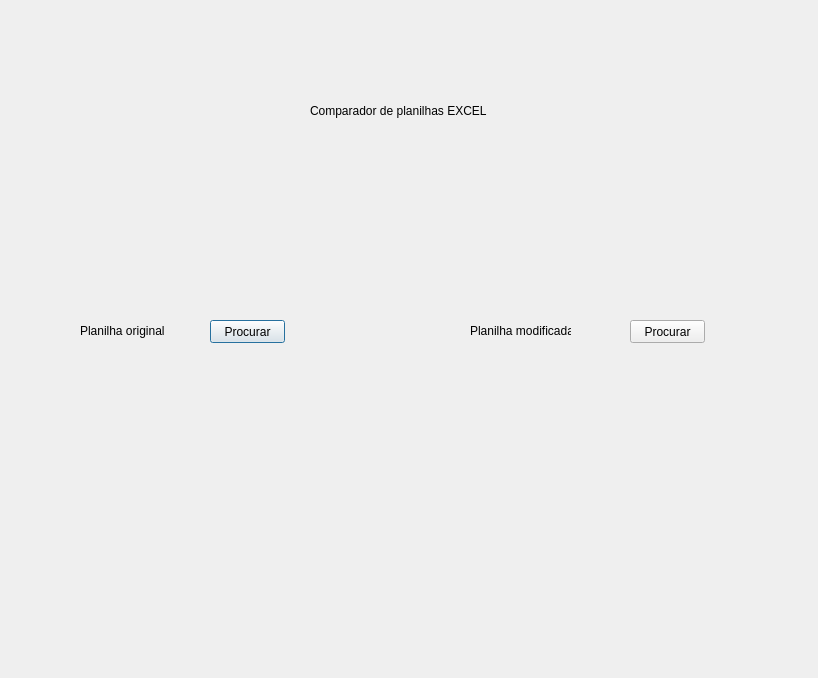
This is compare-sheets/up_file-screen.ui in evrocha/CompareSheets as Qt 5 draws it before an edit. The edited form follows.
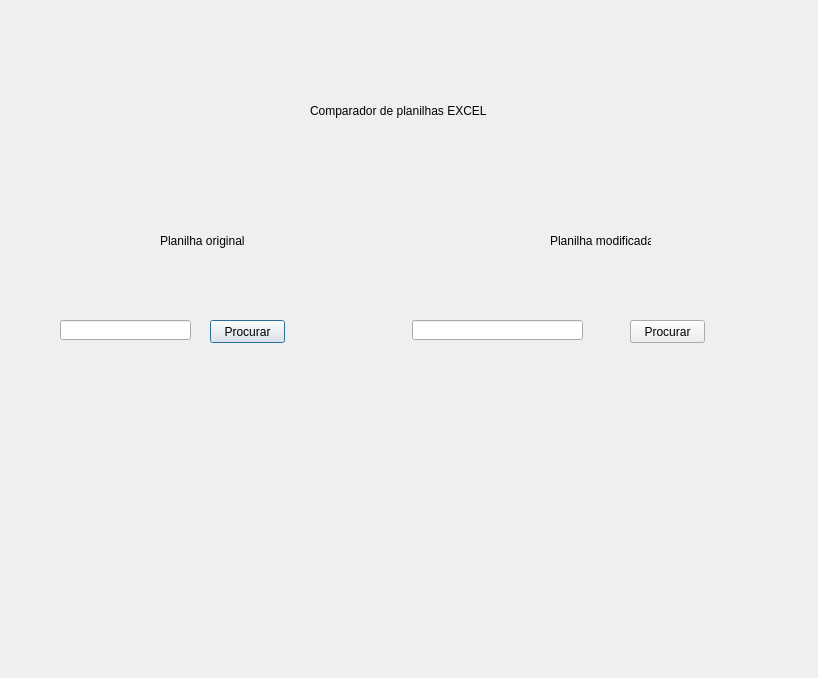
This is the edited form.

Patch:
```diff
--- a/compare-sheets/up_file-screen.ui
+++ b/compare-sheets/up_file-screen.ui
@@ -42,8 +42,8 @@
   <widget class="QLabel" name="label">
    <property name="geometry">
     <rect>
-     <x>80</x>
-     <y>320</y>
+     <x>160</x>
+     <y>230</y>
      <width>101</width>
      <height>21</height>
     </rect>
@@ -55,8 +55,8 @@
   <widget class="QLabel" name="label_2">
    <property name="geometry">
     <rect>
-     <x>470</x>
-     <y>320</y>
+     <x>550</x>
+     <y>230</y>
      <width>101</width>
      <height>21</height>
     </rect>
@@ -78,6 +78,26 @@
     <string>Comparador de planilhas EXCEL</string>
    </property>
   </widget>
+  <widget class="QLineEdit" name="filename">
+   <property name="geometry">
+    <rect>
+     <x>60</x>
+     <y>320</y>
+     <width>131</width>
+     <height>20</height>
+    </rect>
+   </property>
+  </widget>
+  <widget class="QLineEdit" name="filename2">
+   <property name="geometry">
+    <rect>
+     <x>412</x>
+     <y>320</y>
+     <width>171</width>
+     <height>20</height>
+    </rect>
+   </property>
+  </widget>
  </widget>
  <resources/>
  <connections/>
```
